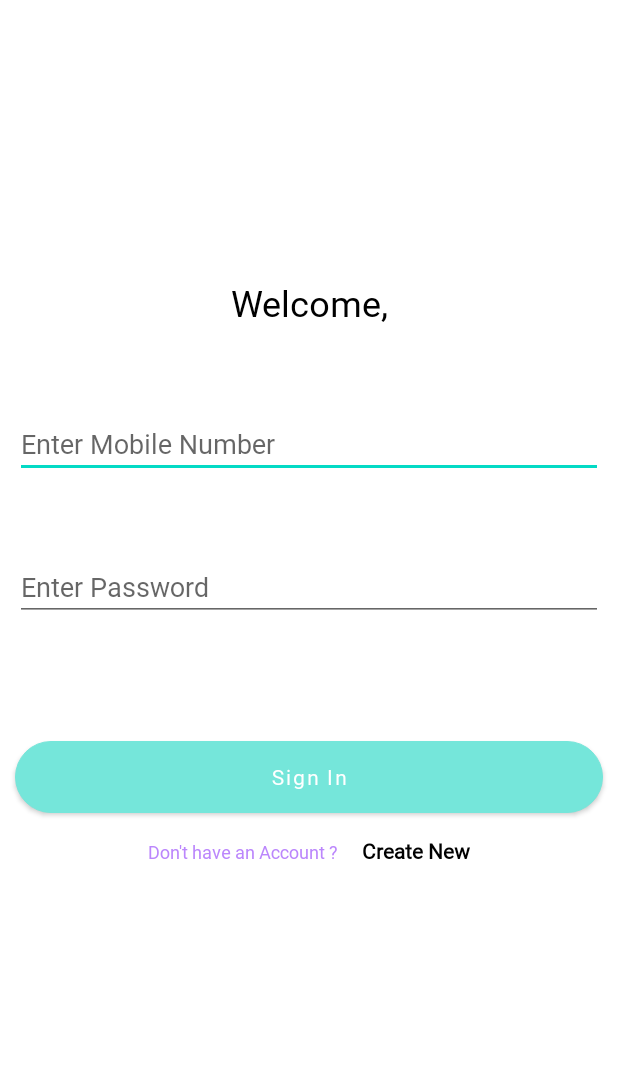
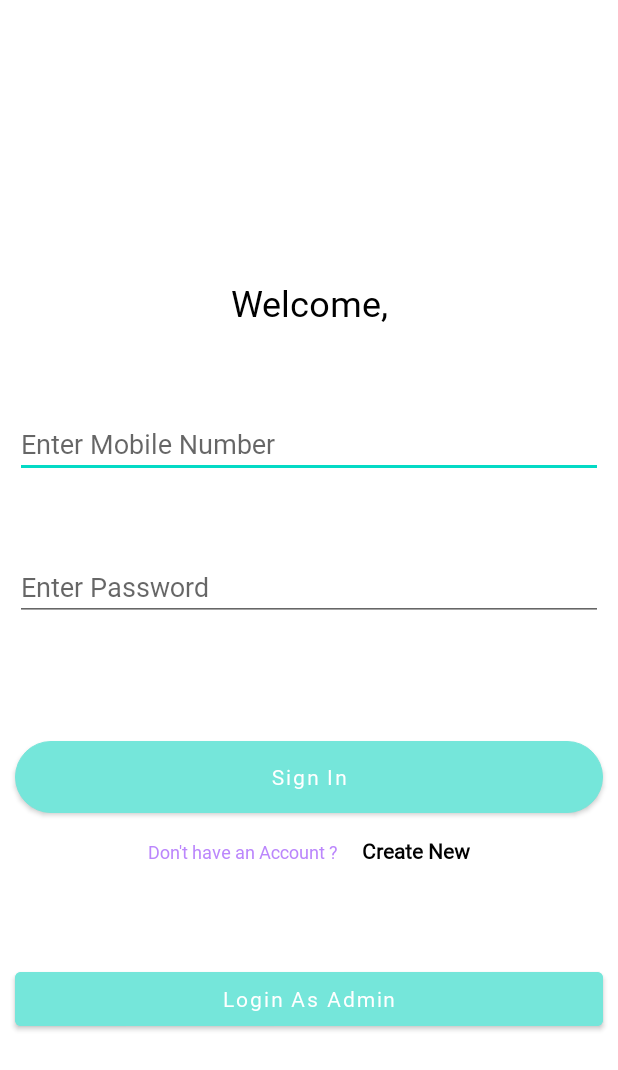
Before and after one commit to naveen-kc/college, an Android app: the screen it shows after launch (MainActivity), on a phone screen of 412 x 824 dp. Shown: the top 1070 px of the screen. Run offline under Robolectric (Android 15) with nearby library versions, the phone set to English and light mode, and no system bars; our stand-ins replace Volley.

Commit message:
admin pending

```diff
--- a/app/src/main/java/com/example/college/MainActivity.java
+++ b/app/src/main/java/com/example/college/MainActivity.java
@@ -115,6 +115,7 @@
                             storageHelper.putPassword(data.getString("password"));
                             Intent intent = new Intent(MainActivity.this,Home.class);
                             startActivity(intent);
+                            overridePendingTransition(R.anim.slide_in,R.anim.slide_out);
                         }
                         else {
                             Toast.makeText(getApplicationContext(),"Incorrect password",Toast.LENGTH_SHORT).show();
--- a/app/src/main/java/com/example/college/SignUp.java
+++ b/app/src/main/java/com/example/college/SignUp.java
@@ -109,6 +109,7 @@
                                 storageHelper.putPassword(password.getText().toString());
                                 Intent intent = new Intent(getApplicationContext(),Home.class);
                                 startActivity(intent);
+                                overridePendingTransition(R.anim.slide_in,R.anim.slide_out);
                             }
                             else {
                                 Toast.makeText(getApplicationContext(),"Try after sometimes",Toast.LENGTH_SHORT).show();
--- a/app/src/main/java/com/example/college/SplashActivity.java
+++ b/app/src/main/java/com/example/college/SplashActivity.java
@@ -32,7 +32,7 @@
                 // Do something after 5s = 5000ms
                checkSession();
             }
-        }, 3000);
+        }, 2000);
     }
 
 
--- a/app/src/main/res/anim/scale.xml
+++ b/app/src/main/res/anim/scale.xml
@@ -2,7 +2,7 @@
 <set xmlns:android="http://schemas.android.com/apk/res/android" >
 
     <scale
-        android:duration="3000"
+        android:duration="2000"
         android:fromXScale="0.5"
         android:fromYScale="0.5"
         android:pivotX="50%"
--- a/app/src/main/res/layout/activity_main.xml
+++ b/app/src/main/res/layout/activity_main.xml
@@ -111,8 +111,8 @@
 -->
 
 
-   <!-- <Button
-        android:id="@+id/idVisitor"
+    <Button
+        android:id="@+id/idAdmin"
         android:layout_width="match_parent"
         android:layout_height="wrap_content"
         android:layout_below="@id/noAcc"
@@ -120,8 +120,8 @@
         android:layout_marginTop="60dp"
         android:layout_marginEnd="10dp"
         android:backgroundTint="@color/blueGreen"
-        android:text="Continue as Visitor"
+        android:text="Login As Admin"
         android:textAllCaps="false" />
--->
+
 
 </RelativeLayout>
```
Also changed, not shown: app/src/main/AndroidManifest.xml (+14 -11 lines), app/src/main/java/com/example/college/AdminLogin.java (added, +14 -0 lines), app/src/main/res/layout/activity_admin_login.xml (added, +9 -0 lines).
